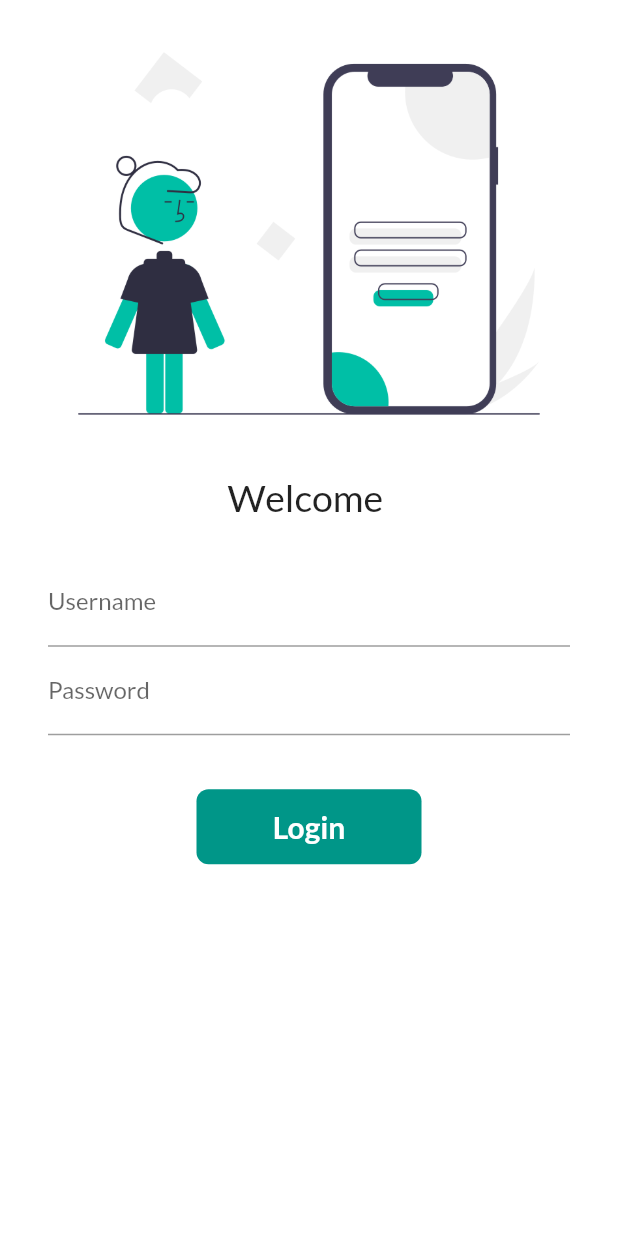
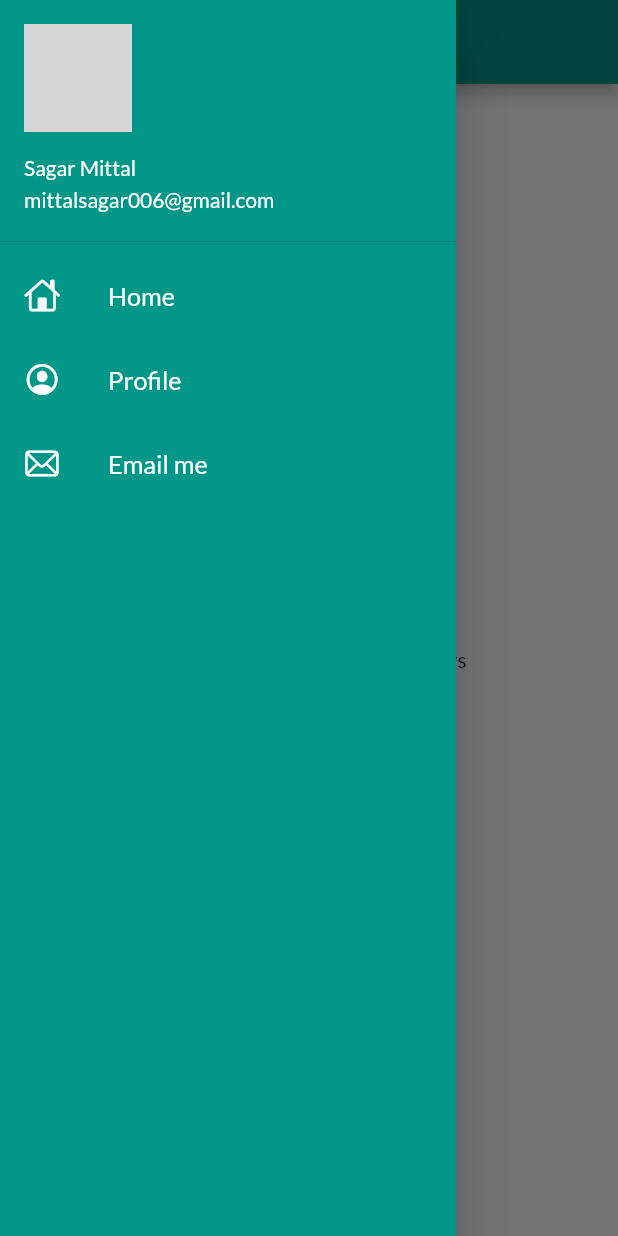
Before and after one commit to sagarmittal1/first-flutter-app, a Flutter app: the screen it shows after launch, with the side drawer open (before the commit the screen has no drawer), on a phone screen of 412 x 824 dp. Run offline on Flutter 3.47's test engine with Material 2 defaults, Android fonts, the phone set to English and light mode, and no system bars; our stand-ins replace google_fonts; network calls fail; grey boxes are pictures that could not be loaded.

Commit message:
made drawer.dart file and added icons to it.

```diff
--- a/lib/main.dart
+++ b/lib/main.dart
@@ -15,14 +15,14 @@ class MyApp extends StatelessWidget {
   Widget build(BuildContext context) {
     return MaterialApp(
       // home: HomePage(),
-      // debugShowCheckedModeBanner: false,
+      debugShowCheckedModeBanner: false,
       themeMode: ThemeMode.light,
       theme: ThemeData(primarySwatch: Colors.teal, fontFamily: GoogleFonts.lato().fontFamily),
       darkTheme: ThemeData(
         brightness: Brightness.dark,
       ),
       routes: {
-        "/" : (context) => LoginPage(),
+        "/" : (context) => HomePage(),
         MyRoutes.loginRoute : (context) => LoginPage(),
         MyRoutes.homeRoute : (context) => HomePage(),
       },
--- a/lib/pages/home_page.dart
+++ b/lib/pages/home_page.dart
@@ -1,4 +1,5 @@
 import 'package:flutter/material.dart';
+import 'package:flutter_catalog/widgets/drawer.dart';
 
 class HomePage extends StatelessWidget {
   int days = 10;
@@ -17,7 +18,7 @@ class HomePage extends StatelessWidget {
           ),
         ),
       ),
-      drawer: Drawer(),
+      drawer: MyDrawer(),
     );
   }
 }
--- /dev/null
+++ b/lib/widgets/drawer.dart
@@ -0,0 +1,69 @@
+import 'package:flutter/cupertino.dart';
+import 'package:flutter/material.dart';
+
+class MyDrawer extends StatelessWidget {
+  const MyDrawer({Key? key}) : super(key: key);
+
+  @override
+  Widget build(BuildContext  context) {
+    final imageUrl = "https://avatars.githubusercontent.com/u/54253848?v=4";
+    return Drawer(
+      child: Container(
+        color: Colors.teal,
+        child: ListView(
+          padding: EdgeInsets.zero,
+          children: [
+            DrawerHeader(
+                padding: EdgeInsets.zero,
+                child: UserAccountsDrawerHeader(
+                  margin: EdgeInsets.zero,
+                  decoration: BoxDecoration(
+                    color: Colors.teal,
+                  ),
+                  accountName: Text("Sagar Mittal"),
+                  accountEmail: Text("mittalsagar006@gmail.com"),
+                  // currentAccountPicture: Image.network(imageUrl),
+                  currentAccountPicture: CircleAvatar(
+                    backgroundImage: NetworkImage(imageUrl),
+                  ),
+                ),
+            ),
+            ListTile(
+              leading: Icon(
+                CupertinoIcons.home,
+                color: Colors.white,
+              ),
+              title: Text(
+                "Home",
+                textScaleFactor: 1.2,
+                style: TextStyle(color: Colors.white),
+              ),
+            ),
+            ListTile(
+              leading: Icon(
+                CupertinoIcons.profile_circled,
+                color: Colors.white,
+              ),
+              title: Text(
+                "Profile",
+                textScaleFactor: 1.2,
+                style: TextStyle(color: Colors.white),
+              ),
+            ),
+            ListTile(
+              leading: Icon(
+                CupertinoIcons.mail,
+                color: Colors.white,
+              ),
+              title: Text(
+                "Email me",
+                textScaleFactor: 1.2,
+                style: TextStyle(color: Colors.white),
+              ),
+            )
+          ],
+        ),
+      ),
+    );
+  }
+}
```
